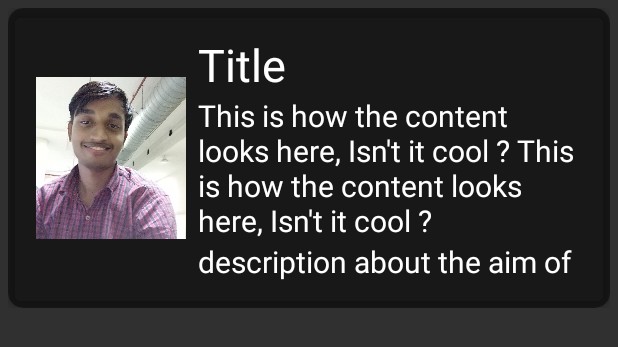
After one commit to tarun14110/Usecure, an Android app: the layout request_view_node.xml on its own in the app's theme, with its tools: preview values and no code run, on a phone screen of 412 x 824 dp. The commit adds this screen. Shown: the top 347 px of the screen. Run offline under Robolectric (Android 15) with nearby library versions, the phone set to English and light mode, and no system bars.

Commit message:
Requesnode and recycleiew added for Requests

```diff
--- a/app/src/main/java/com/rocks/mafia/entrancesecurity/HistoryFragment.java
+++ b/app/src/main/java/com/rocks/mafia/entrancesecurity/HistoryFragment.java
@@ -48,6 +48,7 @@ public class HistoryFragment extends ListFragment
         super.onActivityCreated(savedInstanceState);
 
         recyclerView = (RecyclerView) getView().findViewById(R.id.allHistory);
+        Log.e("FOFA","TATA" +String.valueOf(recyclerView==null));
         recyclerView.setHasFixedSize(true);
 
         LinearLayoutManager llm = new LinearLayoutManager(getActivity());
--- a/app/src/main/java/com/rocks/mafia/entrancesecurity/MainActivity.java
+++ b/app/src/main/java/com/rocks/mafia/entrancesecurity/MainActivity.java
@@ -65,8 +65,6 @@ public class MainActivity extends AppCompatActivity {
         handler.addHistory(new HistoryNode("Mukesh", new Time(3,4,5),String.valueOf(R.drawable.p3)));
         handler.addHistory(new HistoryNode("Sudhir", new Time(3,4,5),String.valueOf(R.drawable.p4)));
         handler.addHistory(new HistoryNode("pankaj", new Time(3,4,5),String.valueOf(R.drawable.p5)));
-        handler.addHistory(new HistoryNode("yash", new Time(3,4,5),String.valueOf(R.drawable.p6)));
-        handler.addHistory(new HistoryNode("rahul", new Time(3,4,5),String.valueOf(R.drawable.p7)));
         historyData= handler.getAllHistory();
 
 
--- a/app/src/main/res/layout/request_display.xml
+++ b/app/src/main/res/layout/request_display.xml
@@ -7,9 +7,7 @@
         android:id="@+id/historyFrag"
         android:name="com.rocks.mafia.entrancesecurity.RequestFragment"
         android:layout_width="match_parent"
-        android:layout_height="match_parent"
-        android:background="@drawable/xbg"
-        >
+        android:layout_height="match_parent">
 
     </fragment>
 
--- /dev/null
+++ b/app/src/main/res/layout/request_view_node.xml
@@ -0,0 +1,71 @@
+<?xml version="1.0" encoding="utf-8"?>
+<LinearLayout xmlns:android="http://schemas.android.com/apk/res/android"
+    android:layout_width="match_parent"
+    android:layout_height="wrap_content"
+    android:padding="5dp">
+
+    <android.support.v7.widget.CardView
+        xmlns:card_view="http://schemas.android.com/apk/res-auto"
+        android:id="@+id/card_view_top"
+        android:layout_width="match_parent"
+        android:layout_height="200dp"
+        card_view:cardCornerRadius="10dp"
+        card_view:contentPadding="15dp"
+        card_view:cardElevation="4dp"
+        card_view:cardMaxElevation="6dp"
+        android:shape="ring"
+        card_view:cardBackgroundColor="@color/historyBackground"
+        >
+        <RelativeLayout
+            android:layout_width="match_parent"
+            android:layout_height="wrap_content"
+            android:padding="2dp"
+            >
+            <ImageView
+                android:id="@+id/listItemHistoryImage"
+                android:layout_width="100dp"
+                android:layout_height="match_parent"
+                android:layout_alignParentLeft="true"
+                android:layout_alignParentTop="true"
+                android:layout_marginRight="8dp"
+                android:layout_marginLeft="1dp"
+                android:src="@drawable/muk"
+                />
+
+            <TextView
+                android:layout_width="wrap_content"
+                android:layout_height="wrap_content"
+                android:textAppearance="?android:attr/textAppearanceLarge"
+                android:text="Title"
+                android:id="@+id/listItemHistoryTitle"
+                android:layout_toRightOf="@+id/listItemHistoryImage"
+                android:layout_alignParentTop="true"
+                android:textColor="#ffffff"
+                android:textSize="30sp"
+                />
+            <TextView
+                android:layout_width="wrap_content"
+                android:layout_height="wrap_content"
+                android:text="This is how the content looks here, Isn't it cool ? This is how the content looks here, Isn't it cool ?"
+                android:id="@+id/listItemHistoryBody"
+                android:layout_toRightOf="@+id/listItemHistoryImage"
+                android:textColor="#ffffff"
+                android:textSize="20sp"
+                android:layout_below="@+id/listItemHistoryTitle"
+                />
+            <TextView
+                android:layout_width="wrap_content"
+                android:layout_height="wrap_content"
+                android:text="description about the aim of visiting institute and further details"
+                android:id="@+id/description"
+                android:layout_toRightOf="@+id/listItemHistoryImage"
+                android:textColor="#ffffff"
+                android:textSize="20sp"
+                android:layout_below="@+id/listItemHistoryBody"
+                />
+
+        </RelativeLayout>
+
+    </android.support.v7.widget.CardView>
+
+</LinearLayout>
```
Also changed, not shown: app/src/main/java/com/rocks/mafia/entrancesecurity/RequestAdaptor.java (added, +69 -0 lines), app/src/main/java/com/rocks/mafia/entrancesecurity/RequestFragment.java (+16 -4 lines), app/src/main/java/com/rocks/mafia/entrancesecurity/RequestHandler.java (added, +129 -0 lines), app/src/main/java/com/rocks/mafia/entrancesecurity/RequestNode.java (added, +28 -0 lines), app/src/main/java/com/rocks/mafia/entrancesecurity/Services/MyFirebaseMessagingService.java (+20 -0 lines), app/src/main/res/layout/fragment_main.xml (+5 -5 lines).
